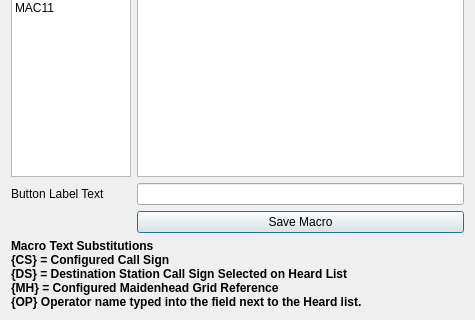
Above: macrodialog.ui from guitarpicva/RPiKeyerTerm before the change; both pictures show x 0 to 475 and y 165 to 485 of the 475 by 485 pixel window. Below: the same form after it.
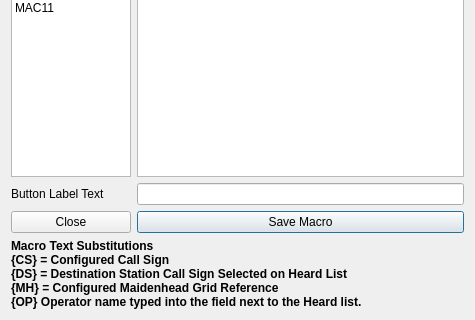
That is the form after the change.

Commit message: new logging ui controls

What changed in the file:
```diff
--- a/macrodialog.ui
+++ b/macrodialog.ui
@@ -130,6 +130,13 @@
      </property>
     </widget>
    </item>
+   <item row="2" column="0">
+    <widget class="QPushButton" name="macroDialogCloseButton">
+     <property name="text">
+      <string>Close</string>
+     </property>
+    </widget>
+   </item>
   </layout>
  </widget>
  <resources/>
```
The commit also changes 5 other files.
